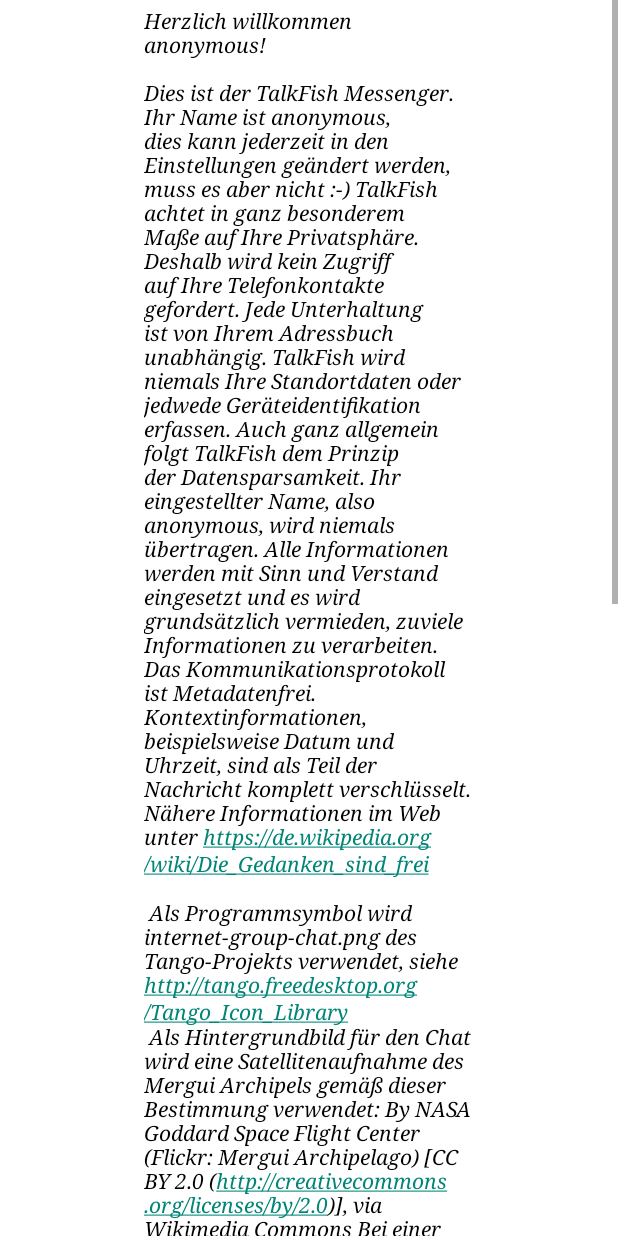
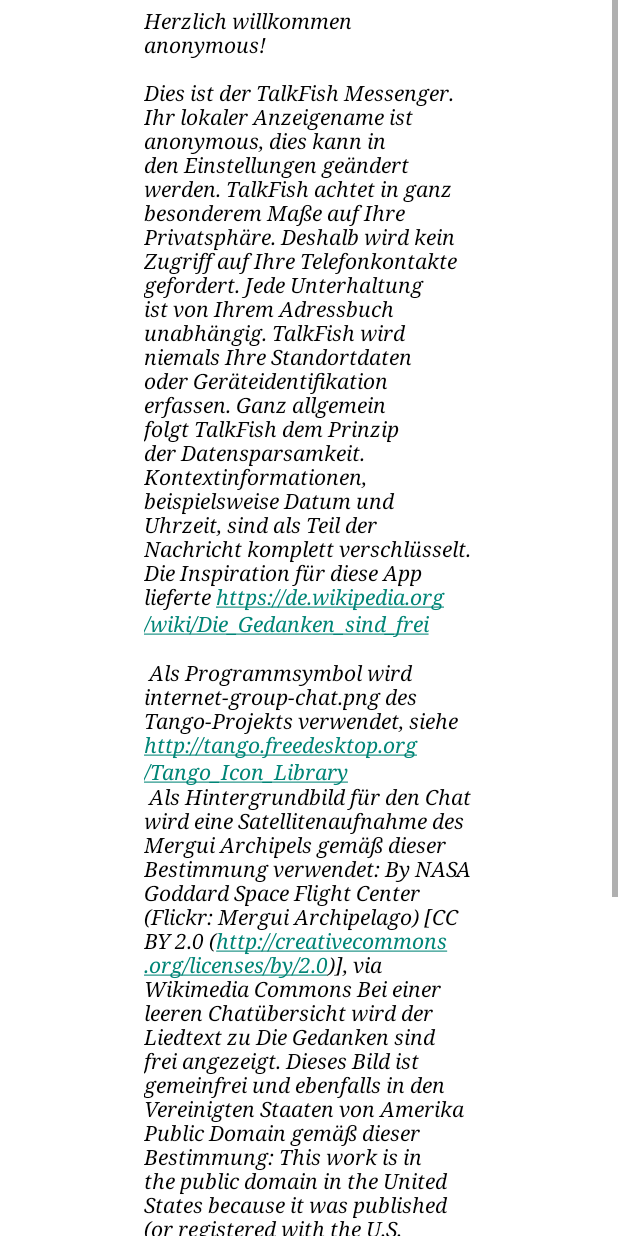
Before and after one commit to talkfish/talkfish-client-android, an Android app: the WelcomeActivity screen opened directly, with no data from a screen before it, on a phone screen of 412 x 824 dp. Run offline under Robolectric (Android 15) with nearby library versions, the phone set to English and light mode, and no system bars.

Commit message:
downgrade to api-level 15, removed not necessary permissions, little clean up in welcome-activity

```diff
--- a/app/build.gradle
+++ b/app/build.gradle
@@ -1,12 +1,12 @@
 apply plugin: 'com.android.application'
 
 android {
-    compileSdkVersion 19
+    compileSdkVersion 15
     buildToolsVersion "23.0.2"
 
     defaultConfig {
         applicationId "de.kochon.enrico.secrettalkmessenger"
-        minSdkVersion 16
+        minSdkVersion 15
         targetSdkVersion 19
 
         testApplicationId "de.kochon.enrico.secrettalkmessenger.tests"
--- a/app/src/main/java/de/kochon/enrico/secrettalkmessenger/activities/SettingsActivity.java
+++ b/app/src/main/java/de/kochon/enrico/secrettalkmessenger/activities/SettingsActivity.java
@@ -89,16 +89,12 @@
          if (serviceShouldRun) {
             PeriodicMessageCheck.setAlarm(this);
             KeepAliveCheck.setAlarm(this);
-            Vibrator vib = (Vibrator) getSystemService(Context.VIBRATOR_SERVICE);
-            vib.vibrate(new long[] {0,500,110,500,110,450,110,200,110,170,40,450,110,200,110,170,40,500}, -1);
             TFApp.addToApplicationLog("Backgroundservice activated by user.");
          } else {
             KeepAliveCheck.cancelAlarm(this);
             PeriodicMessageCheck.cancelAlarm(this);
             TFApp.addToApplicationLog("Backgroundservice stopped by user.");
          }
-
-
       }
    }
 
--- a/app/src/main/res/layout/activity_welcome.xml
+++ b/app/src/main/res/layout/activity_welcome.xml
@@ -25,16 +25,6 @@
            android:textStyle="italic"
            android:text="@string/welcome" />
 
-       <TextView
-           android:id="@+id/textViewNews"
-           android:layout_width="match_parent"
-           android:layout_height="wrap_content"
-           android:layout_gravity="left"
-         android:layout_marginTop="@dimen/vertical_spacer"
-           android:textColor="@color/app_foreground"
-           android:typeface="serif"
-           android:textStyle="italic"
-           android:text="@string/news" />
 
    </LinearLayout>
 </ScrollView>
--- a/app/src/main/res/values/strings.xml
+++ b/app/src/main/res/values/strings.xml
@@ -23,14 +23,12 @@
     <string name="activityCaptionWelcome">Willkommen</string>
     <string name="logocontent">Logo: TalkFish by enno and friends</string>
     <string name="welcome">Herzlich willkommen $!\n\nDies ist der TalkFish Messenger.
-    Ihr Name ist $, dies kann jederzeit in den Einstellungen geändert werden, muss es aber nicht :-)
+    Ihr lokaler Anzeigename ist $, dies kann in den Einstellungen geändert werden.
     TalkFish achtet in ganz besonderem Maße auf Ihre Privatsphäre. Deshalb wird kein Zugriff auf Ihre Telefonkontakte gefordert.
     Jede Unterhaltung ist von Ihrem Adressbuch unabhängig. TalkFish wird niemals Ihre
-    Standortdaten oder jedwede Geräteidentifikation erfassen.
-    Auch ganz allgemein folgt TalkFish dem Prinzip der Datensparsamkeit. Ihr eingestellter Name, also $, wird niemals übertragen. Alle Informationen
-    werden mit Sinn und Verstand eingesetzt und es wird grundsätzlich vermieden, zuviele Informationen zu verarbeiten.
-    Das Kommunikationsprotokoll ist Metadatenfrei. Kontextinformationen, beispielsweise Datum und Uhrzeit, sind als Teil der Nachricht komplett verschlüsselt.
-    Nähere Informationen im Web unter https://de.wikipedia.org/wiki/Die_Gedanken_sind_frei\n
+    Standortdaten oder  Geräteidentifikation erfassen.
+    Ganz allgemein folgt TalkFish dem Prinzip der Datensparsamkeit. Kontextinformationen, beispielsweise Datum und Uhrzeit, sind als Teil der Nachricht komplett verschlüsselt.
+    Die Inspiration für diese App lieferte https://de.wikipedia.org/wiki/Die_Gedanken_sind_frei\n
     \n
     Als Programmsymbol wird internet-group-chat.png des Tango-Projekts verwendet, siehe http://tango.freedesktop.org/Tango_Icon_Library\n
         Als Hintergrundbild für den Chat wird eine Satellitenaufnahme des Mergui Archipels gemäß dieser Bestimmung verwendet:
@@ -39,18 +37,10 @@
         Public Domain gemäß dieser Bestimmung:
         This work is in the public domain in the United States because it was published (or registered with the U.S. Copyright Office) before January 1, 1923.
     Die komplette App steht unter der GPL v3, der genaue Lizenztext kann hier abgerufen werden: https://www.gnu.org/licenses/gpl.html\n
-    \n
-        Falls weitere Fragen offen sind, besuchen Sie bitte die Website http://www.talkfish.de oder schreiben Sie mir eine kurze E-Mail an enrico@talkfish.de\n\n
+    \n Die Quellen befinden sich hier: https://github.com/talkfish/talkfish-client-android \n
+        Für alle Neuigkeiten oder falls weitere Fragen offen sind, besuchen Sie bitte die Website http://www.talkfish.de oder schreiben Sie mir eine kurze E-Mail an enrico@talkfish.de\n\n
     Viel Spaß mit dem TalkFish Messenger!</string>
 
-    <string name="news">\nNeuigkeiten:\n\n
-        Version 0.0.11 vom 05.04.2015:\n Verbesserung der Chatübersicht durch aktive Sortierung nach Zeitpunkt der letzten Nachricht.\n\n
-Version 0.0.10 vom 30.12.2015:\n Anhebung des Caches um Faktor 10000 zur Vorbereitung des Foto-Austauschs.\n\n
-Version 0.0.9 vom 08.12.2015:\n Begrenzung der Eingabemenge im Chatfenster, optisch ansprechendere Gestaltung des Willkommensbildschirms, Wechsel des App-Icons.\n\n
-Version 0.0.8 vom 13.11.2015:\n Schlüsselaustausch über Bluetooth stark beschleunigt und benutzerfreundlicher gestaltet.\n\n
-Version 0.0.7 vom 12.11.2015:\n Der Hintergrunddienst zum automatischen Nachrichtenabruf ist nun wesentlich stabiler, so dass keine Nachrichten verpasst werden.\n\n
-Version 0.0.6 vom 11.11.2015:\n Die Nachrichten einer Unterhaltung können nun entfernt werden. Dies spart Speicherplatz und beschleunigt die App.
-    </string>
 
     <string name="activityCaptionChats">Unterhaltungen</string>
     <string name="btncaptionChatsAdd">Beginne neue Unterhaltung</string>
```
Also changed, not shown: app/src/main/AndroidManifest.xml (+3 -6 lines), app/src/main/java/de/kochon/enrico/secrettalkmessenger/activities/ChatActivity.java (+4 -4 lines), 4 other files.
